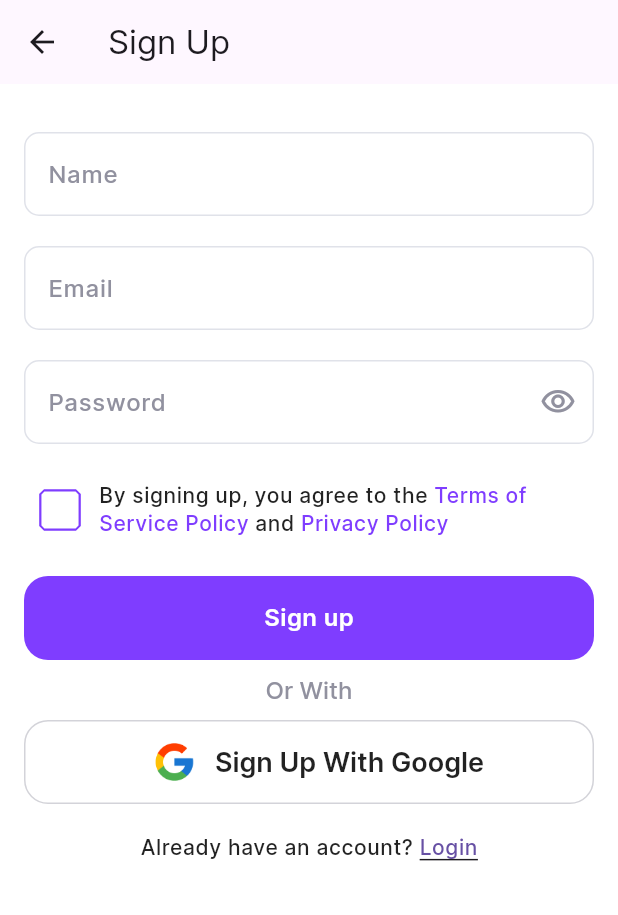
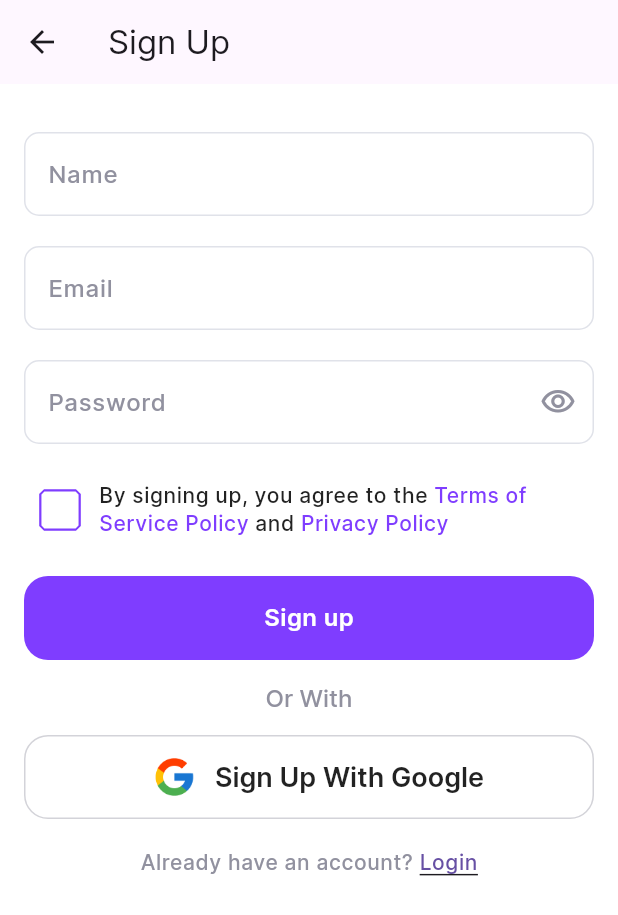
Before and after one commit to al-batol/spend_tracker-flutter-app, a Flutter app: the SignupScreen screen opened by its route, on a phone screen of 412 x 824 dp. Shown: the top 915 px of the screen. Run offline on Flutter 3.47's test engine with Material 3 defaults, Android fonts, the phone set to English and light mode, and no system bars; our stand-ins replace bloc, dio, dots_indicator, equatable, flutter_bloc, get_it.

Commit message:
complete signup process

```diff
--- a/lib/src/core/common/themes/light_theme.dart
+++ b/lib/src/core/common/themes/light_theme.dart
@@ -19,10 +19,9 @@ class LightTheme {
       displaySmall: AppFontStyles.displaySmall,
       displayMedium: AppFontStyles.titleMedium,
     ),
-    checkboxTheme: CheckboxThemeData(
-      side: BorderSide(width: 0.5, color: AppColors.primaryColor),
-      shape: BeveledRectangleBorder(borderRadius: BorderRadius.circular(2)),
-    ),
+    // checkboxTheme: CheckboxThemeData(
+    //
+    // ),
     inputDecorationTheme: InputDecorationTheme(
       labelStyle: AppFontStyles.displaySmall,
       suffixIconColor: AppColors.light20,
--- a/lib/src/core/common/widgets/custom_text_field.dart
+++ b/lib/src/core/common/widgets/custom_text_field.dart
@@ -9,6 +9,7 @@ class CustomTextField extends StatelessWidget {
   final bool? isHidden;
   final bool? isEnabled;
   final FormFieldValidator<String>? validator;
+  final String? errorText;
   const CustomTextField({
     super.key,
     required this.controller,
@@ -17,6 +18,7 @@ class CustomTextField extends StatelessWidget {
     required this.validator,
     this.isHidden = false,
     this.isEnabled = true,
+    this.errorText,
   });
 
   @override
@@ -27,6 +29,7 @@ class CustomTextField extends StatelessWidget {
       enabled: isEnabled,
       decoration: InputDecoration(
         labelText: hintText,
+        errorText: errorText,
         suffixIcon:
             !isPassword!
                 ? null
--- /dev/null
+++ b/lib/src/core/data/repositories/auth_repository.dart
@@ -0,0 +1,17 @@
+import 'package:spend_tracker/src/core/data/data_source/remote/auth_api.dart';
+import 'package:spend_tracker/src/core/data/models/result_model.dart';
+import 'package:spend_tracker/src/core/data/models/signup_model.dart';
+
+class AuthRepository {
+  AuthApi _authApi;
+
+  AuthRepository({required AuthApi authApi}) : _authApi = authApi;
+  Future<ResultModel> signUp(String name, String email, String password) async {
+    final signupMode = SignupModel(
+      name: name,
+      email: email,
+      password: password,
+    );
+    return await _authApi.signup(signupMode);
+  }
+}
--- a/lib/src/core/features/auth/cubit/auth_state.dart
+++ b/lib/src/core/features/auth/cubit/auth_state.dart
@@ -1,31 +1,37 @@
 part of 'auth_cubit.dart';
+
+enum AuthStatus { initial, loading, success, failure }
 
 class AuthState extends Equatable {
   final bool isPassHidden;
   final bool isPolicyChecked;
-  final bool isEnabled;
-  final bool isSigningUp;
+  final AuthStatus? status;
+  final String? message;
+  final Map<String, dynamic> errors;
   const AuthState({
     this.isPassHidden = true,
     this.isPolicyChecked = false,
-    this.isEnabled = true,
-    this.isSigningUp = false,
+    this.errors = const {},
+    this.status = AuthStatus.initial,
+    this.message,
   });
 
   AuthState copyWith({
     bool? isPassHidden,
     bool? isPolicyChecked,
-    bool? isEnabled,
-    bool? isSigningUp,
+    AuthStatus? status,
+    String? message,
+    Map<String, dynamic>? errors,
   }) {
     return AuthState(
       isPassHidden: isPassHidden ?? this.isPassHidden,
       isPolicyChecked: isPolicyChecked ?? this.isPolicyChecked,
-      isEnabled: isEnabled ?? this.isEnabled,
-      isSigningUp: isSigningUp ?? this.isSigningUp,
+      errors: errors ?? this.errors,
+      status: status ?? this.status,
+      message: message ?? this.message,
     );
   }
 
   @override
-  List<Object> get props => [isPassHidden, isPolicyChecked, isEnabled];
+  List<Object> get props => [isPassHidden, isPolicyChecked, errors, status!];
 }
--- a/lib/src/core/features/auth/views/signup_screen.dart
+++ b/lib/src/core/features/auth/views/signup_screen.dart
@@ -1,12 +1,12 @@
 import 'package:flutter/material.dart';
 import 'package:flutter_bloc/flutter_bloc.dart';
 import 'package:spend_tracker/src/core/common/constants/app_dimensions.dart';
-import 'package:spend_tracker/src/core/common/widgets/custom_button.dart';
-import 'package:spend_tracker/src/core/common/widgets/custom_text_field.dart';
+import 'package:spend_tracker/src/core/common/utils/helper.dart';
 import 'package:spend_tracker/src/core/features/auth/cubit/auth_cubit.dart';
 import 'package:spend_tracker/src/core/features/auth/widgets/signup/form_fields_widget.dart';
 import 'package:spend_tracker/src/core/features/auth/widgets/signup/privacy_checkbox_widget.dart';
 import 'package:spend_tracker/src/core/features/auth/widgets/signup/signup_footer_buttons.dart';
+import 'package:spend_tracker/src/core/navigation/route_names.dart';
 
 class SignupScreen extends StatefulWidget {
   const SignupScreen({super.key});
@@ -40,7 +40,23 @@ class _SignupScreenState extends State<SignupScreen> {
 
   @override
   Widget build(BuildContext context) {
-    return Scaffold(
+    return BlocListener<AuthCubit, AuthState>(
+      listenWhen: (previous, current) => previous.status != current.status,
+      listener: (context, state) {
+        if (state.status == AuthStatus.success ||
+            state.status == AuthStatus.failure) {
+          if (state.status == AuthStatus.success) {
+            Navigator.pushNamed(context, RouteNames.verification);
+          } else {
+            Helper.snackBar(
+              context,
+              message: state.message ?? '',
+              isSuccess: state.status == AuthStatus.success,
+            );
+          }
+        }
+      },
+      child: Scaffold(
         appBar: AppBar(title: Text('Sign Up')),
         body: Padding(
           padding: const EdgeInsets.symmetric(
@@ -58,8 +74,19 @@ class _SignupScreenState extends State<SignupScreen> {
                   passwordCtr: passwordCtr,
                 ),
                 PrivacyCheckboxWidget(),
-              SignupFooterButtons(formKey: formKey),
+                SignupFooterButtons(
+                  onSignUp: () {
+                    if (formKey.currentState!.validate()) {
+                      context.read<AuthCubit>().signUp(
+                        nameCtr.text.trim(),
+                        emailCtr.text.trim(),
+                        passwordCtr.text,
+                      );
+                    }
+                  },
+                ),
               ],
+            ),
           ),
         ),
       ),
--- a/lib/src/core/features/auth/widgets/signup/form_fields_widget.dart
+++ b/lib/src/core/features/auth/widgets/signup/form_fields_widget.dart
@@ -21,12 +21,15 @@ class FormFieldsWidget extends StatelessWidget {
       children: [
         BlocBuilder<AuthCubit, AuthState>(
           buildWhen:
-              (previous, current) => previous.isEnabled != current.isEnabled,
+              (previous, current) =>
+                  (previous.status == AuthStatus.loading) !=
+                  (current.status == AuthStatus.loading),
           builder: (context, state) {
             return CustomTextField(
               controller: nameCtr,
               hintText: "Name",
-              isEnabled: state.isEnabled,
+              errorText: state.errors['name']?.join(', '),
+              isEnabled: state.status != AuthStatus.loading,
               validator: (value) {
                 if (value == null || value.trim().isEmpty) {
                   return 'Name is required';
@@ -38,17 +41,19 @@ class FormFieldsWidget extends StatelessWidget {
         ),
         BlocBuilder<AuthCubit, AuthState>(
           buildWhen:
-              (previous, current) => previous.isEnabled != current.isEnabled,
+              (previous, current) =>
+                  (previous.status == AuthStatus.loading) !=
+                  (current.status == AuthStatus.loading),
           builder: (context, state) {
             return CustomTextField(
               controller: emailCtr,
               hintText: "Email",
-              isEnabled: state.isEnabled,
+              errorText: state.errors['email']?.join(', '),
+              isEnabled: state.status != AuthStatus.loading,
               validator: (value) {
                 if (value == null || value.trim().isEmpty) {
                   return 'Email is required';
                 }
-                // Simple email pattern check
                 final emailRegex = RegExp(r'^[\w-\.]+@([\w-]+\.)+[\w-]{2,4}$');
                 if (!emailRegex.hasMatch(value.trim())) {
                   return 'Enter a valid email';
@@ -61,15 +66,17 @@ class FormFieldsWidget extends StatelessWidget {
         BlocBuilder<AuthCubit, AuthState>(
           buildWhen:
               (previous, current) =>
-                  previous.isEnabled != current.isEnabled ||
+                  (previous.status == AuthStatus.loading) !=
+                      (current.status == AuthStatus.loading) ||
                   previous.isPassHidden != current.isPassHidden,
           builder: (context, state) {
             return CustomTextField(
               hintText: "Password",
+              errorText: state.errors['password']?.join(', '),
               controller: passwordCtr,
               isPassword: true,
               isHidden: state.isPassHidden,
-              isEnabled: state.isEnabled,
+              isEnabled: state.status != AuthStatus.loading,
               validator: (value) {
                 if (value == null || value.isEmpty) {
                   return 'Password is required';
--- a/lib/src/core/features/auth/widgets/signup/privacy_checkbox_widget.dart
+++ b/lib/src/core/features/auth/widgets/signup/privacy_checkbox_widget.dart
@@ -1,5 +1,6 @@
 import 'package:flutter/material.dart';
 import 'package:flutter_bloc/flutter_bloc.dart';
+import 'package:spend_tracker/src/core/common/constants/colors.dart';
 import 'package:spend_tracker/src/core/features/auth/cubit/auth_cubit.dart';
 
 class PrivacyCheckboxWidget extends StatelessWidget {
@@ -15,13 +16,24 @@ class PrivacyCheckboxWidget extends StatelessWidget {
           child: BlocBuilder<AuthCubit, AuthState>(
             buildWhen:
                 (previous, current) =>
-                    previous.isPolicyChecked != current.isPolicyChecked ||
-                    previous.isEnabled != current.isEnabled,
+                    (previous.isPolicyChecked != current.isPolicyChecked) ||
+                    (previous.status == AuthStatus.loading) !=
+                        (current.status == AuthStatus.loading),
             builder: (context, state) {
               return Checkbox(
                 value: state.isPolicyChecked,
+                side: BorderSide(
+                  width: 0.5,
+                  color:
+                      state.status != AuthStatus.loading
+                          ? Theme.of(context).primaryColor
+                          : Theme.of(context).disabledColor,
+                ),
+                shape: BeveledRectangleBorder(
+                  borderRadius: BorderRadius.circular(2),
+                ),
                 onChanged:
-                    state.isEnabled
+                    state.status != AuthStatus.loading
                         ? (_) {
                           context.read<AuthCubit>().togglePolicy();
                         }
--- a/lib/src/core/features/auth/widgets/signup/signup_footer_buttons.dart
+++ b/lib/src/core/features/auth/widgets/signup/signup_footer_buttons.dart
@@ -4,8 +4,8 @@ import 'package:spend_tracker/src/core/common/widgets/custom_button.dart';
 import 'package:spend_tracker/src/core/features/auth/cubit/auth_cubit.dart';
 
 class SignupFooterButtons extends StatelessWidget {
-  final GlobalKey<FormState> formKey;
-  const SignupFooterButtons({super.key, required this.formKey});
+  final VoidCallback onSignUp;
+  const SignupFooterButtons({super.key, required this.onSignUp});
 
   @override
   Widget build(BuildContext context) {
@@ -14,22 +14,19 @@ class SignupFooterButtons extends StatelessWidget {
         BlocBuilder<AuthCubit, AuthState>(
           buildWhen:
               (previous, current) =>
-                  previous.isSigningUp != current.isSigningUp,
+                  (previous.status == AuthStatus.loading) !=
+                  (current.status == AuthStatus.loading),
           builder: (context, state) {
             return CustomButton(
               name: 'Sign up',
-              isLoading: state.isSigningUp,
-              voidCallback: () {
-                if (formKey.currentState!.validate()) {
-                  context.read<AuthCubit>().signUp();
-                }
-              },
+              isLoading: state.status == AuthStatus.loading,
+              voidCallback: onSignUp,
             );
           },
         ),
-        const SizedBox(height: 10),
+        const SizedBox(height: 15),
         Text('Or With', style: Theme.of(context).textTheme.displaySmall),
-        const SizedBox(height: 10),
+        const SizedBox(height: 15),
         CustomButton(
           name: 'Sign Up With Google',
           imagePath: 'assets/images/google.png',
@@ -41,7 +38,9 @@ class SignupFooterButtons extends StatelessWidget {
           children: [
             Text(
               'Already have an account? ',
-              style: Theme.of(context).textTheme.bodySmall,
+              style: Theme.of(context).textTheme.bodySmall?.copyWith(
+                color: Theme.of(context).disabledColor,
+              ),
             ),
             TextButton(
               onPressed: () {},
--- a/lib/src/core/navigation/app_routes.dart
+++ b/lib/src/core/navigation/app_routes.dart
@@ -2,8 +2,10 @@ import 'package:flutter/cupertino.dart';
 
 import 'package:flutter/material.dart';
 import 'package:flutter_bloc/flutter_bloc.dart';
+import 'package:spend_tracker/src/core/common/di/inection_container.dart';
 import 'package:spend_tracker/src/core/features/auth/cubit/auth_cubit.dart';
 import 'package:spend_tracker/src/core/features/auth/views/signup_screen.dart';
+import 'package:spend_tracker/src/core/features/auth/views/verification_screen.dart';
 import 'package:spend_tracker/src/core/features/onboarding/views/onboarding_screen.dart';
 import 'package:spend_tracker/src/core/features/onboarding/views/splash_screen.dart';
 import 'package:spend_tracker/src/core/navigation/route_names.dart';
@@ -26,9 +28,14 @@ class AppRoutes {
           settings: settings,
           builder:
               (_) => BlocProvider(
-                create: (context) => AuthCubit(),
-                child: SignupScreen(),
+                create: (context) => di<AuthCubit>(),
+                child: const SignupScreen(),
               ),
+        );
+      case RouteNames.verification:
+        return MaterialPageRoute(
+          settings: settings,
+          builder: (_) => const VerificationScreen(),
         );
       default:
         return MaterialPageRoute(
--- a/lib/src/core/navigation/route_names.dart
+++ b/lib/src/core/navigation/route_names.dart
@@ -3,6 +3,7 @@ class RouteNames {
   static const String splash = '/splash';
   static const String onboarding = '/onboarding';
   static const String signup = '/signup';
+  static const String verification = '/verification';
   static const String login = '/login';
   static const String profile = '/profile';
 }
--- /dev/null
+++ b/lib/src/core/network/api_routes.dart
@@ -0,0 +1,3 @@
+const String baseUrl = 'http://192.168.1.14:8000/api';
+
+const String registerUri = '/register';
--- a/pubspec.yaml
+++ b/pubspec.yaml
@@ -38,6 +38,8 @@ dependencies:
   dots_indicator: ^4.0.1
   equatable: ^2.0.7
   get_it: ^8.0.3
+  dio: ^5.8.0+1
+  json_annotation: ^4.9.0
 
 dev_dependencies:
   flutter_test:
@@ -49,6 +51,9 @@ dev_dependencies:
   # package. See that file for information about deactivating specific lint
   # rules and activating additional ones.
   flutter_lints: ^5.0.0
+  json_serializable: ^6.9.5
+  build_runner: ^2.5.4
+
 
 # For information on the generic Dart part of this file, see the
 # following page: https://dart.dev/tools/pub/pubspec
```
Also changed, not shown: lib/src/core/common/di/inection_container.dart (+8 -1 lines), lib/src/core/common/utils/helper.dart (added, +21 -0 lines), lib/src/core/data/data_source/remote/auth_api.dart (added, +20 -0 lines), lib/src/core/data/models/result_model.dart (added, +28 -0 lines), lib/src/core/data/models/signup_model.dart (added, +17 -0 lines), lib/src/core/features/auth/cubit/auth_cubit.dart (+22 -3 lines), lib/src/core/features/auth/views/verification_screen.dart (added, +10 -0 lines), lib/src/core/network/api_service.dart (added, +16 -0 lines), lib/src/core/data/models/result_model.g.dart (added), pubspec.lock. Lines whose indentation alone changed are shown as unchanged.
